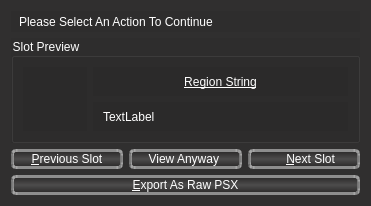
Qt form errbox.ui (sithlord48/blackchocobo) before a commit.
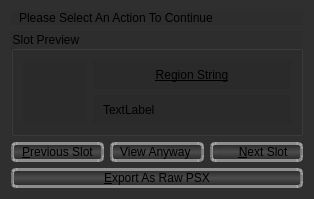
The same form after that commit. Icons and pictures are not drawn.

Commit message: updated French with almost all the items/materia and spells mainwindow will not horizontally expand to fit tabs about, errbox, and options dialogs now use system font and size to fix issue on mac os. (need to do main window too) updatedversion to 1.8.9-r4

Patch:
```diff
--- a/errbox.ui
+++ b/errbox.ui
@@ -9,12 +9,12 @@
    <rect>
     <x>0</x>
     <y>0</y>
-    <width>371</width>
-    <height>206</height>
+    <width>314</width>
+    <height>188</height>
    </rect>
   </property>
   <property name="sizePolicy">
-   <sizepolicy hsizetype="Fixed" vsizetype="Fixed">
+   <sizepolicy hsizetype="Preferred" vsizetype="Preferred">
     <horstretch>0</horstretch>
     <verstretch>0</verstretch>
    </sizepolicy>
@@ -27,9 +27,9 @@
     <normaloff>:/icon/bchoco</normaloff>:/icon/bchoco</iconset>
   </property>
   <property name="styleSheet">
-   <string notr="true">QWidget{background-color: rgba(10,10,10,16);font: 9pt &quot;Ubuntu&quot;;color:rgb(255,255,255);}
+   <string notr="true">QWidget{background-color: rgba(10,10,10,16);font-color:rgb(255,255,255);}
 
-QWidget:disabled,QLabel:disabled{font: 9pt &quot;Ubuntu&quot;;color:rgb(74, 80, 73);background-color:rgba(48, 47, 47,128);}
+QWidget:disabled,QLabel:disabled{font-color:rgb(74, 80, 73);background-color:rgba(48, 47, 47,128);}
 
 QDialog{
 background-color:rgb(48,47,47);
@@ -127,7 +127,7 @@
        <item>
         <widget class="QPushButton" name="btn_prev">
          <property name="sizePolicy">
-          <sizepolicy hsizetype="Minimum" vsizetype="Fixed">
+          <sizepolicy hsizetype="Preferred" vsizetype="Fixed">
            <horstretch>0</horstretch>
            <verstretch>0</verstretch>
           </sizepolicy>
```
The commit also changes 8 other files.
